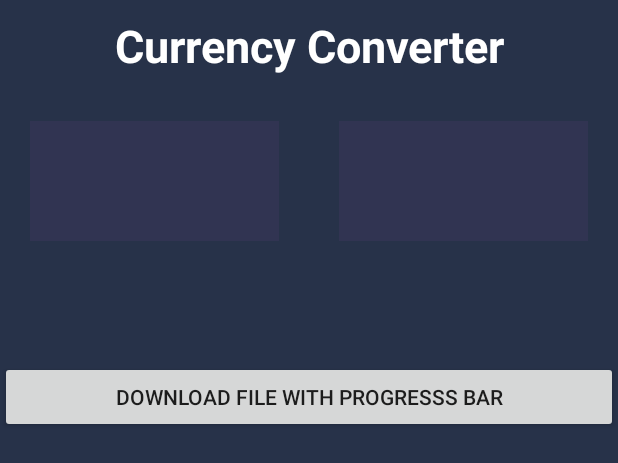
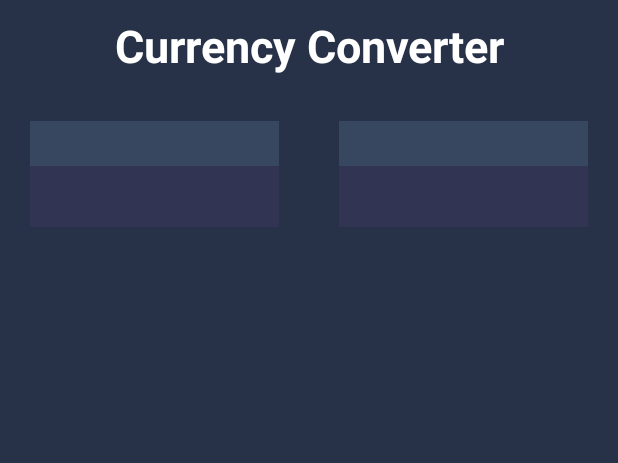
Before and after one commit to trinhcanhphuc/CurrencyConverter, an Android app: the layout activity_main.xml on its own in the app's theme, with its tools: preview values and no code run, on a phone screen of 412 x 824 dp. Shown: the top 463 px of the screen. Run offline under Robolectric (Android 15) with nearby library versions, the phone set to English and light mode, and no system bars.

```diff
--- a/app/src/main/res/layout/activity_main.xml
+++ b/app/src/main/res/layout/activity_main.xml
@@ -30,7 +30,7 @@
         <Spinner
             android:id="@+id/spinner_currency_one"
             android:layout_width="0dp"
-            android:layout_height="wrap_content"
+            android:layout_height="30dp"
             android:layout_marginLeft="20dp"
             android:layout_marginRight="20dp"
             android:layout_weight="1"
@@ -42,7 +42,7 @@
         <Spinner
             android:id="@+id/spinner_currency_two"
             android:layout_width="0dp"
-            android:layout_height="wrap_content"
+            android:layout_height="30dp"
             android:layout_marginLeft="20dp"
             android:layout_marginRight="20dp"
             android:layout_weight="1"
@@ -59,7 +59,7 @@
         <EditText
             android:id="@+id/edit_text_currency_one"
             android:layout_width="0dp"
-            android:layout_height="80dp"
+            android:layout_height="wrap_content"
             android:layout_weight="1"
             android:background="#313452"
             android:textAlignment="center"
@@ -71,7 +71,7 @@
         <EditText
             android:id="@+id/edit_text_currency_two"
             android:layout_width="0dp"
-            android:layout_height="80dp"
+            android:layout_height="wrap_content"
             android:layout_weight="1"
             android:background="#313452"
             android:layout_marginLeft="20dp"
@@ -81,23 +81,4 @@
             android:textSize="30dp" />
     </LinearLayout>
 
-    <LinearLayout
-        android:layout_width="match_parent"
-        android:layout_height="wrap_content"
-        android:layout_below="@id/llMoney"
-        android:layout_marginTop="30dp"
-        android:orientation="vertical">
-
-        <Button android:id="@+id/btnProgressBar"
-            android:layout_width="match_parent"
-            android:layout_height="wrap_content"
-            android:text="Download File with Progresss Bar"
-            android:layout_marginTop="50dip"/>
-
-        <!-- Image view to show image after downloading -->
-        <ImageView android:id="@+id/my_image"
-            android:layout_width="wrap_content"
-            android:layout_height="wrap_content"/>
-    </LinearLayout>
-
 </RelativeLayout>
```
Also changed, not shown: app/src/main/java/com/example/tcp/currencyconverter/MainActivity.java (+45 -4 lines), app/src/main/java/com/example/tcp/currencyconverter/api/AsyncGetCurrencyConvert.java (added, +165 -0 lines).
